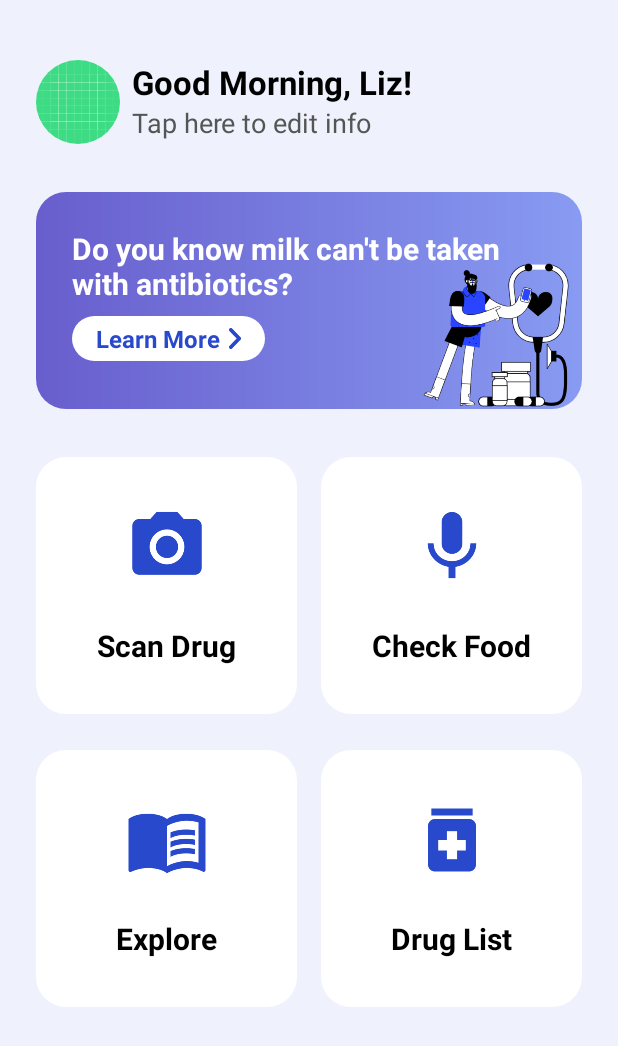
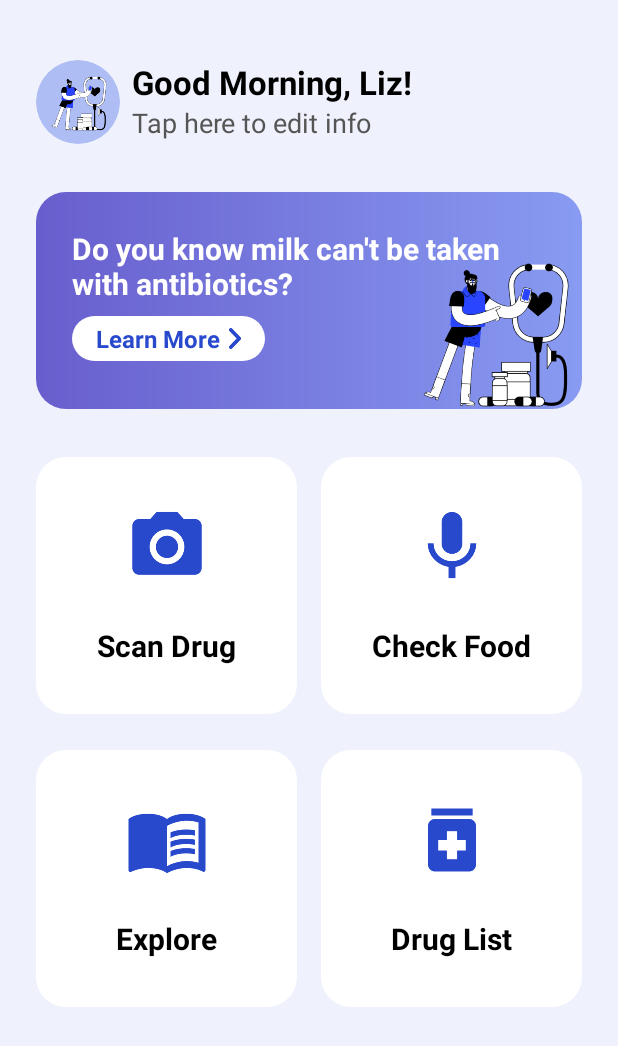
Before and after one commit to Bobkong/Easy-Drug-Android, an Android app: the screen it shows after launch (MainActivity), on a phone screen of 412 x 824 dp. Shown: the top 1046 px of the screen. Run offline under Robolectric (Android 15) with nearby library versions, the phone set to English and light mode, and no system bars; libraries missing offline, so code that uses them is left out: com.githang.statusbar; 1 statement that could not run was skipped.

Commit message:
replace avatar placeholder

```diff
--- a/EasyDrug/app/src/main/res/layout/activity_main.xml
+++ b/EasyDrug/app/src/main/res/layout/activity_main.xml
@@ -32,7 +32,7 @@
                 app:layout_constraintLeft_toLeftOf="parent"
                 app:layout_constraintTop_toTopOf="parent"
                 app:layout_constraintBottom_toBottomOf="parent"
-                android:src="@drawable/ic_launcher_background"/>
+                android:src="@drawable/avatar_placeholder"/>
 
             <TextView
                 android:id="@+id/hello_text"
```
Also changed, not shown: EasyDrug/app/src/main/res/drawable/avatar_placeholder.png (added).
